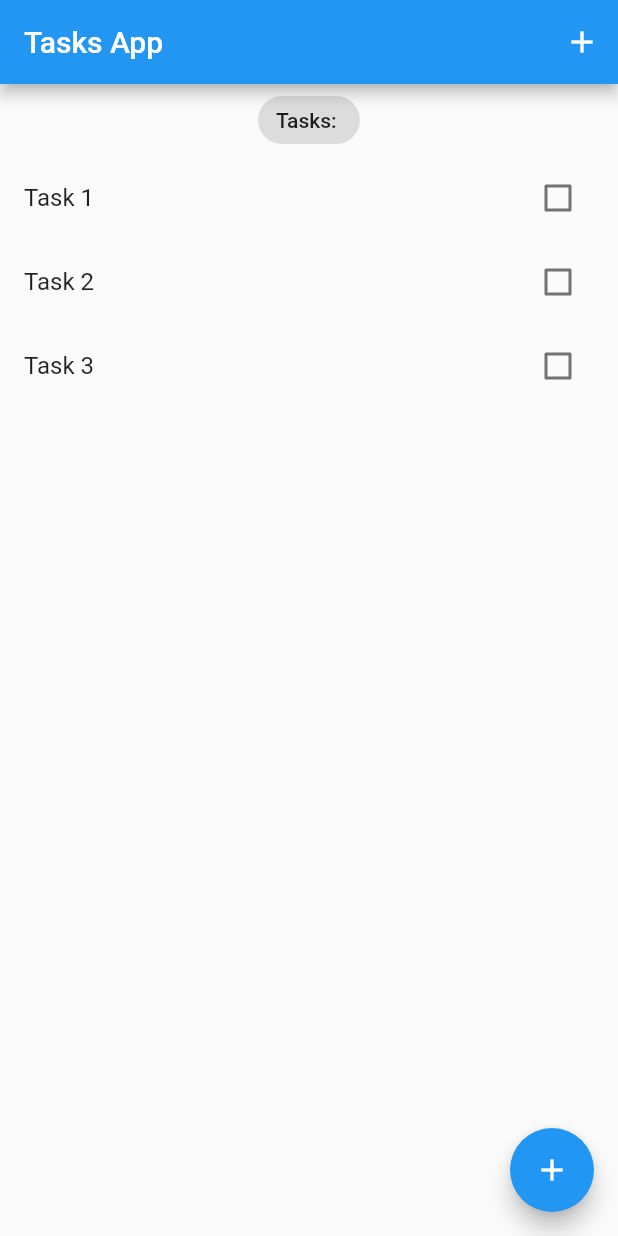
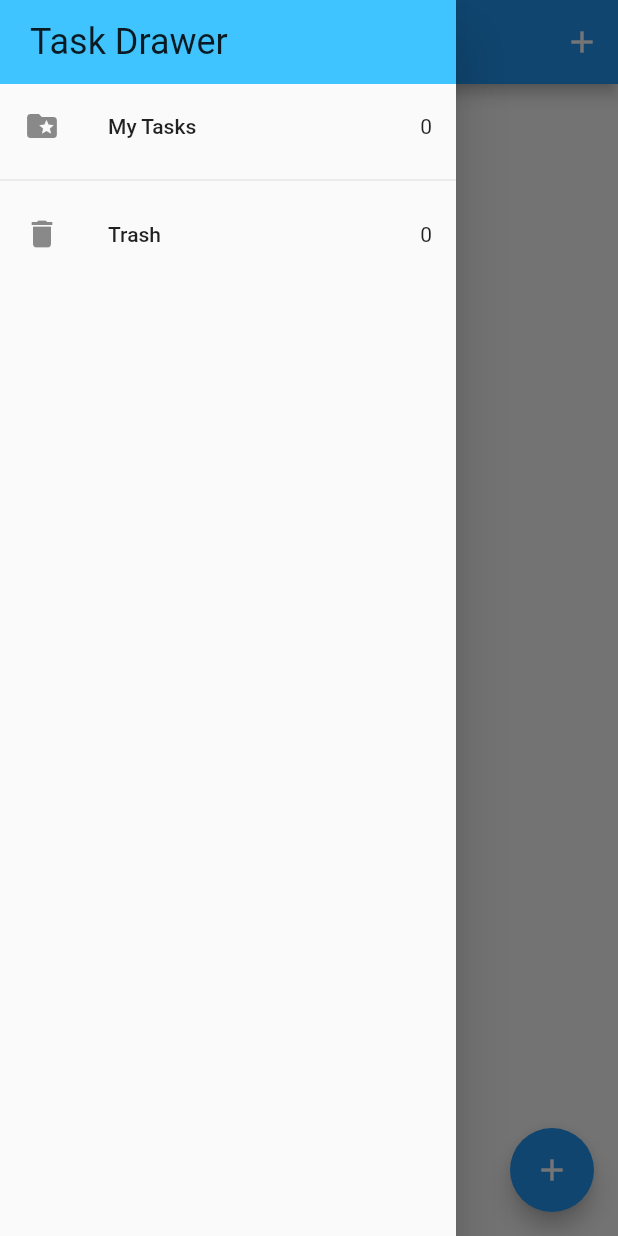
Before and after one commit to Towfiq-Roni/bloc_trial, a Flutter app: the screen it shows after launch, with the side drawer open (before the commit the screen has no drawer), on a phone screen of 412 x 824 dp. Run offline on Flutter 3.47's test engine with Material 2 defaults, Android fonts, the phone set to English and light mode, and no system bars; our stand-ins replace equatable, flutter_bloc, hydrated_bloc.

Commit message:
bloc and hydratedBloc implemented

```diff
--- /dev/null
+++ b/lib/Widgets/list_view.dart
@@ -0,0 +1,24 @@
+import 'package:bloc_trial/Widgets/task_tile.dart';
+import 'package:bloc_trial/bloc/tasks_bloc.dart';
+import 'package:bloc_trial/bloc/tasks_event.dart';
+import 'package:bloc_trial/models/tasks_model.dart';
+import 'package:flutter/material.dart';
+import 'package:flutter_bloc/flutter_bloc.dart';
+
+class TasksList extends StatelessWidget {
+  const TasksList({Key? key, required this.tasksList}) : super(key: key);
+
+  final List<Task> tasksList;
+
+  @override
+  Widget build(BuildContext context) {
+    return Expanded(
+      child: ListView.builder(
+          itemCount: tasksList.length,
+          itemBuilder: (context, index) {
+            var task = tasksList[index];
+            return TaskTile(task: task);
+          }),
+    );
+  }
+}
--- /dev/null
+++ b/lib/bloc/bloc_exports.dart
@@ -0,0 +1,3 @@
+export './bloc/tasks_bloc.dart';
+export 'package:flutter_bloc/flutter_bloc.dart';
+export 'package:hydrated_bloc/hydrated_bloc.dart';
--- a/lib/bloc/tasks_bloc.dart
+++ b/lib/bloc/tasks_bloc.dart
@@ -0,0 +1,50 @@
+import 'package:bloc_trial/bloc/tasks_event.dart';
+import 'package:bloc_trial/bloc/tasks_state.dart';
+import 'package:bloc_trial/models/tasks_model.dart';
+// import 'package:flutter_bloc/flutter_bloc.dart';
+import 'package:hydrated_bloc/hydrated_bloc.dart';
+
+class TasksBloc extends HydratedBloc<TasksEvent, TasksState> {
+  TasksBloc() : super(const TasksState()) {
+    on<AddTask>(_onAddTask);
+    on<UpdateTask>(_onUpdateTask);
+    on<DeleteTask>(_onDeleteTask);
+  }
+
+  void _onAddTask(AddTask event, Emitter<TasksState> emit) {
+    final state = this.state;
+    emit(TasksState(
+      allTasks: List.from(state.allTasks)..add(event.task),
+    ));
+  }
+
+  void _onUpdateTask(UpdateTask event, Emitter<TasksState> emit) {
+    final state = this.state;
+    final task = event.task;
+    final int index = state.allTasks.indexOf(task);
+
+    List<Task> allTasks = List.from(state.allTasks)..remove(task);
+
+    task.isDone == false
+        ? allTasks.insert(index, task.copyWith(isDone: true))
+        : allTasks.insert(index, task.copyWith(isDone: false));
+
+    emit(TasksState(allTasks: allTasks));
+  }
+
+  void _onDeleteTask(DeleteTask event, Emitter<TasksState> emit) {
+    final state = this.state;
+    emit(TasksState(allTasks: List.from(state.allTasks)..remove(event.task)),
+    );
+  }
+
+  @override
+  TasksState? fromJson(Map<String, dynamic> json) {
+    return TasksState.fromMap(json);
+  }
+
+  @override
+  Map<String, dynamic>? toJson(TasksState state) {
+    return state.toMap();
+  }
+}
--- a/lib/bloc/tasks_event.dart
+++ b/lib/bloc/tasks_event.dart
@@ -0,0 +1,36 @@
+import 'package:bloc_trial/models/tasks_model.dart';
+import 'package:equatable/equatable.dart';
+
+abstract class TasksEvent extends Equatable {
+  const TasksEvent();
+
+  @override
+  List<Object> get props => [];
+}
+
+class AddTask extends TasksEvent {
+  final Task task;
+
+  const AddTask({required this.task});
+
+  @override
+  List<Object> get props => [task];
+}
+
+class UpdateTask extends TasksEvent {
+  final Task task;
+
+  const UpdateTask({required this.task});
+
+  @override
+  List<Object> get props => [task];
+}
+
+class DeleteTask extends TasksEvent {
+  final Task task;
+
+  const DeleteTask({required this.task});
+
+  @override
+  List<Object> get props => [task];
+}
--- a/lib/bloc/tasks_state.dart
+++ b/lib/bloc/tasks_state.dart
@@ -0,0 +1,26 @@
+import 'package:bloc_trial/models/tasks_model.dart';
+import 'package:equatable/equatable.dart';
+
+class TasksState extends Equatable {
+  final List<Task> allTasks;
+
+  const TasksState({
+    this.allTasks = const <Task>[],
+  });
+
+  @override
+  List<Object> get props => [allTasks];
+
+  Map<String, dynamic> toMap(){
+    return {
+      'allTasks': allTasks.map((x) => x.toMap()).toList(),
+    };
+  }
+
+  factory TasksState.fromMap(Map<String, dynamic> map){
+    return TasksState(
+      allTasks: List<Task>.from(map['allTasks']?.map((x) => Task.fromMap(x)
+      ))
+    );
+  }
+}
--- a/lib/main.dart
+++ b/lib/main.dart
@@ -1,17 +1,38 @@
+import 'package:bloc_trial/bloc/tasks_bloc.dart';
+import 'package:bloc_trial/bloc/tasks_event.dart';
+import 'package:bloc_trial/models/tasks_model.dart';
 import 'package:bloc_trial/screens/tasks_screen.dart';
+import 'package:bloc_trial/services/app_router.dart';
 import 'package:flutter/material.dart';
+// import 'package:flutter_bloc/flutter_bloc.dart';
+// import 'package:hydrated_bloc/hydrated_bloc.dart';
+import 'package:path_provider/path_provider.dart';
+import './bloc/bloc_exports.dart';
 
-void main() {
-  runApp(const MyApp());
+void main() async {
+  WidgetsFlutterBinding.ensureInitialized();
+
+  HydratedBloc.storage = await HydratedStorage.build(
+    storageDirectory: await getApplicationDocumentsDirectory(),
+  );
+
+  // HydratedBlocOverrides.runZoned(
+  //     () =>
+          runApp(MyApp(appRouter: AppRouter(),));
+      // storage: storage,
+  // );
 }
 
 class MyApp extends StatelessWidget {
-  const MyApp({super.key});
+  const MyApp({super.key, required this.appRouter});
+  final AppRouter appRouter;
 
   // This widget is the root of your application.
   @override
   Widget build(BuildContext context) {
-    return MaterialApp(
+    return BlocProvider(
+      create: (_) => TasksBloc(),
+      child: MaterialApp(
         title: 'Flutter Demo',
         theme: ThemeData(
           // This is the theme of your application.
@@ -25,7 +46,9 @@ class MyApp extends StatelessWidget {
           // is not restarted.
           primarySwatch: Colors.blue,
         ),
-      home: TasksScreen(),
+        home: const TasksScreen(),
+        onGenerateRoute: appRouter.onGenerateRoute,
+      ),
     );
   }
 }
--- a/lib/models/tasks_model.dart
+++ b/lib/models/tasks_model.dart
@@ -1,17 +1,21 @@
+// ignore_for_file: must_be_immutable
+
 import 'package:equatable/equatable.dart';
 
 class Task extends Equatable{
   final String title;
+  final String id;
   bool? isDone;
   bool? isDeleted;
 
-  Task({required this.title, this.isDone, this.isDeleted}) {
+  Task({required this.title, required this.id, this.isDone, this.isDeleted}) {
     isDone = isDone ?? false;
     isDeleted = isDeleted ?? false;
   }
 
   Task copyWith({
     String? title,
+    String? id,
     bool? isDone,
     bool? isDeleted,
   }) {
@@ -19,12 +23,14 @@ class Task extends Equatable{
         title: title ?? this.title,
         isDone: isDone ?? this.isDone,
         isDeleted: isDeleted ?? this.isDeleted,
+      id: id ?? this.id,
     );
   }
 
   Map<String, dynamic> toMap(){
     return {
       'title': title,
+      'id': id,
       'isDone': isDone,
       'isDeleted': isDeleted,
     };
@@ -32,11 +38,12 @@ class Task extends Equatable{
 
   factory Task.fromMap(Map<String, dynamic> map){
     return Task(title: map['title'] ?? '',
+    id: map['id'] ?? '',
     isDone: map['isDone'],
     isDeleted: map['isDeleted'],
     );
   }
 
   @override
-  List<Object?> get props => [title, isDone, isDeleted];
+  List<Object?> get props => [title, id, isDone, isDeleted];
 }
--- /dev/null
+++ b/lib/screens/navigation_drawer.dart
@@ -0,0 +1,52 @@
+import 'package:bloc_trial/bloc/bloc_exports.dart';
+import 'package:bloc_trial/bloc/tasks_bloc.dart';
+import 'package:bloc_trial/bloc/tasks_state.dart';
+import 'package:bloc_trial/screens/recycle_bin.dart';
+import 'package:bloc_trial/screens/tasks_screen.dart';
+import 'package:flutter/material.dart';
+
+class NavigateDrawer extends StatelessWidget {
+  const NavigateDrawer({Key? key}) : super(key: key);
+
+  @override
+  Widget build(BuildContext context) {
+    return SafeArea(
+      child: Drawer(
+        child: Column(
+          children: [
+            Container(
+              width: double.infinity,
+              padding: const EdgeInsets.symmetric(vertical: 14, horizontal: 20),
+              color: Colors.lightBlueAccent,
+              child: Text(
+                'Task Drawer',
+                style: Theme.of(context).textTheme.headline5,
+              ),
+            ),
+            BlocBuilder<TasksBloc, TasksState>(builder: (context, state) {
+              return GestureDetector(
+                onTap: () => Navigator.of(context).pushNamed(TasksScreen.id),
+                child: ListTile(
+                  leading: const Icon(Icons.folder_special),
+                  title: const Text('My Tasks'),
+                  trailing: Text('${state.allTasks.length}'),
+                ),
+              );
+            }),
+            const Divider(),
+            BlocBuilder<TasksBloc, TasksState>(builder: (context, state) {
+              return GestureDetector(
+                onTap: () => Navigator.of(context).pushNamed(RecycleBin.id),
+                child: const ListTile(
+                  leading: Icon(Icons.delete),
+                  title: Text('Trash'),
+                  trailing: Text('0'),
+                ),
+              );
+            }),
+          ],
+        ),
+      ),
+    );
+  }
+}
--- a/lib/screens/tasks_screen.dart
+++ b/lib/screens/tasks_screen.dart
@@ -1,54 +1,100 @@
+import 'package:bloc_trial/Widgets/list_view.dart';
+
+// import 'package:bloc_trial/bloc/bloc_exports.dart';
+import 'package:bloc_trial/bloc/tasks_bloc.dart';
+import 'package:bloc_trial/bloc/tasks_event.dart';
+import 'package:bloc_trial/bloc/tasks_state.dart';
 import 'package:bloc_trial/models/tasks_model.dart';
+import 'package:bloc_trial/screens/add_task_screen.dart';
+import 'package:bloc_trial/screens/navigation_drawer.dart';
+
+// import 'package:bloc_trial/models/tasks_model.dart';
 import 'package:flutter/material.dart';
+import 'package:flutter_bloc/flutter_bloc.dart';
 
-class TasksScreen extends StatelessWidget {
-  TasksScreen({Key? key}) : super(key: key);
+class TasksScreen extends StatefulWidget {
+  const TasksScreen({Key? key}) : super(key: key);
 
-  List<Task> tasksList = [
-    Task(title: 'Task 1'),
-    Task(title: 'Task 2'),
-    Task(title: 'Task 3'),
-  ];
+  static const id = 'tasks_screen';
+
+  @override
+  State<TasksScreen> createState() => _TasksScreenState();
+}
+
+class _TasksScreenState extends State<TasksScreen> {
+  // TextEditingController titleController = TextEditingController();
+
+  // List<Task> tasksList = [
+  void _addTask(BuildContext context) {
+    showModalBottomSheet(
+        context: context,
+        builder: (context) => SingleChildScrollView(
+              child: Container(
+                padding: EdgeInsets.only(
+                    bottom: MediaQuery.of(context).viewInsets.bottom),
+                child: const AddTaskScreen(),
+              ),
+            ));
+  }
+
+  // @override
+  // void dispose(){
+  //   titleController.dispose();
+  //   super.dispose();
+  // }
 
   @override
   Widget build(BuildContext context) {
+    return BlocBuilder<TasksBloc, TasksState>(builder: (context, state) {
+      List<Task> tasksList = state.allTasks;
       return Scaffold(
         appBar: AppBar(
           title: const Text('Tasks App'),
           actions: [
-          IconButton(onPressed: () {}, icon: const Icon(Icons.add),
+            IconButton(
+              onPressed: () {
+                _addTask(context);
+              },
+              icon: const Icon(Icons.add),
             ),
           ],
         ),
+        drawer: const NavigateDrawer(),
         body: Column(
           crossAxisAlignment: CrossAxisAlignment.center,
-        children: <Widget> [
-          const Center(
+          children: <Widget>[
+            Center(
               child: Chip(
-              label: Text('Tasks: ',),
+                label: Text(
+                  'Tasks: ${state.allTasks.length}',
                 ),
               ),
-          Expanded(
-            child: ListView.builder(
-              itemCount: tasksList.length,
-                itemBuilder: (context, index){
-                  var task = tasksList[index];
-              return ListTile(
-                title: Text(task.title),
-                trailing: Checkbox(
-                  value: task.isDone,
-                  onChanged: (value) {},
             ),
-              );
-            }),
-          )
+            TasksList(tasksList: tasksList),
+            // Expanded(
+            //   child: ListView.builder(
+            //     itemCount: tasksList.length,
+            //       itemBuilder: (context, index){
+            //         var task = tasksList[index];
+            //     return ListTile(
+            //       title: Text(task.title),
+            //       trailing: Checkbox(
+            //         value: task.isDone,
+            //         onChanged: (value) {},
+            //       ),
+            //     );
+            //   }),
+            // )
           ],
         ),
         floatingActionButton: FloatingActionButton(
-        onPressed: (){},
+          onPressed: () {
+            _addTask(context);
+          },
           tooltip: 'Add Task',
           child: const Icon(Icons.add),
         ),
       );
+    });
   }
 }
--- a/pubspec.yaml
+++ b/pubspec.yaml
@@ -37,6 +37,8 @@ dependencies:
   cupertino_icons: ^1.0.2
   flutter_bloc: ^8.1.2
   equatable: ^2.0.5
+  hydrated_bloc: ^9.1.0
+  path_provider: ^2.0.13
 
 dev_dependencies:
   flutter_test:
```
Also changed, not shown: lib/Widgets/task_tile.dart (added, +32 -0 lines), lib/screens/add_task_screen.dart (added, +60 -0 lines), lib/screens/recycle_bin.dart (added, +52 -0 lines), lib/services/app_router.dart (added, +16 -0 lines), lib/services/guid_gen.dart (added, +24 -0 lines), pubspec.lock. Lines whose indentation alone changed are shown as unchanged.
